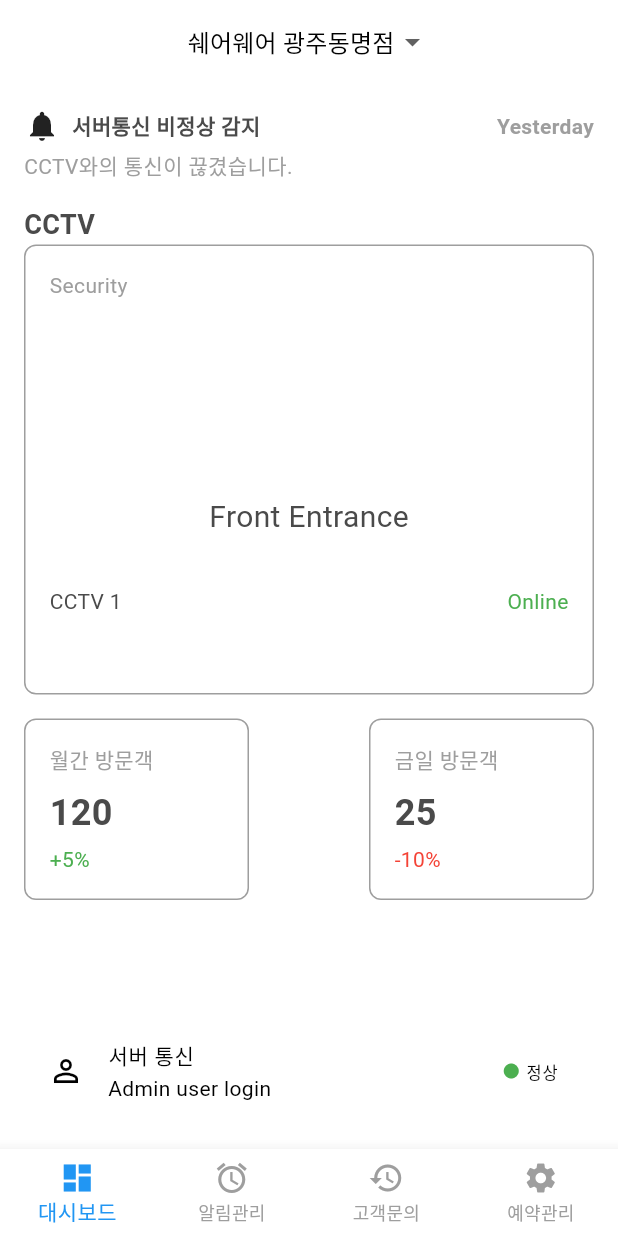
After one commit to eun-young2/ShareWare, a Flutter app: the CCTVPage screen opened directly, on a phone screen of 412 x 824 dp. The commit adds this screen. Run offline on Flutter 3.47's test engine with Material 3 defaults, Android fonts, the phone set to English and light mode, and no system bars; our stand-ins replace flutter_dotenv, geolocator, image_picker, shared_preferences, webview_flutter; missing offline and left inert: flutter_vlc_player, kakaomap_webview; accounts and stored records are empty; network calls fail.

Commit message:
관리자 페이지 제작  -규민

```diff
--- /dev/null
+++ b/Frontend/shareware/lib/admin_main_page.dart
@@ -0,0 +1,211 @@
+import 'package:flutter/material.dart';
+import 'reservation_page.dart'; // 추가된 부분
+
+void main() {
+  runApp(AdminMainPage());
+}
+
+class AdminMainPage extends StatelessWidget {
+  @override
+  Widget build(BuildContext context) {
+    return MaterialApp(
+      home: CCTVPage(),
+    );
+  }
+}
+
+class CCTVPage extends StatefulWidget {
+  @override
+  _CCTVPageState createState() => _CCTVPageState();
+}
+
+class _CCTVPageState extends State<CCTVPage> {
+  int _selectedIndex = 0;
+
+  // 페이지 목록
+  final List<Widget> _pages = [
+    CCTVPageContent(),
+    NotificationsPage(),
+    CustomerInquiryPage(),
+    ReservationPage(), // 예약 관리 페이지 추가
+  ];
+
+  void _onItemTapped(int index) {
+    setState(() {
+      _selectedIndex = index;
+    });
+  }
+
+  @override
+  Widget build(BuildContext context) {
+    return Scaffold(
+      appBar: AppBar(
+        title: Center(
+          child: DropdownButton<String>(
+            value: '쉐어웨어 광주동명점',
+            items: <String>['쉐어웨어 광주동명점', '다른 지점1', '다른 지점2'].map((String value) {
+              return DropdownMenuItem<String>(
+                value: value,
+                child: Text(value),
+              );
+            }).toList(),
+            onChanged: (_) {},
+            underline: SizedBox(),
+          ),
+        ),
+      ),
+      body: _pages[_selectedIndex], // 선택된 페이지 표시
+      bottomNavigationBar: BottomNavigationBar(
+        type: BottomNavigationBarType.fixed,
+        items: [
+          BottomNavigationBarItem(icon: Icon(Icons.dashboard), label: '대시보드'),
+          BottomNavigationBarItem(icon: Icon(Icons.access_alarm), label: '알림관리'),
+          BottomNavigationBarItem(icon: Icon(Icons.history), label: '고객문의'),
+          BottomNavigationBarItem(icon: Icon(Icons.settings), label: '예약관리'),
+        ],
+        currentIndex: _selectedIndex,
+        onTap: _onItemTapped,
+        selectedItemColor: Colors.blue,
+        unselectedItemColor: Colors.grey,
+      ),
+    );
+  }
+}
+
+// CCTV 페이지의 본문
+class CCTVPageContent extends StatelessWidget {
+  @override
+  Widget build(BuildContext context) {
+    return Padding(
+      padding: const EdgeInsets.all(16.0),
+      child: Column(
+        crossAxisAlignment: CrossAxisAlignment.start,
+        children: [
+          Row(
+            crossAxisAlignment: CrossAxisAlignment.center,
+            children: [
+              Icon(Icons.notifications),
+              SizedBox(width: 8),
+              Text(
+                '서버통신 비정상 감지',
+                style: TextStyle(fontWeight: FontWeight.bold),
+              ),
+              Spacer(),
+              Text(
+                'Yesterday',
+                style: TextStyle(color: Colors.grey, fontWeight: FontWeight.bold),
+              ),
+            ],
+          ),
+          SizedBox(height: 4),
+          Text(
+            'CCTV와의 통신이 끊겼습니다.',
+            style: TextStyle(color: Colors.grey),
+          ),
+          SizedBox(height: 16),
+          Text('CCTV', style: TextStyle(fontSize: 18, fontWeight: FontWeight.bold)),
+          Container(
+            height: 300,
+            padding: const EdgeInsets.all(16),
+            decoration: BoxDecoration(
+              border: Border.all(color: Colors.grey),
+              borderRadius: BorderRadius.circular(8),
+            ),
+            child: Column(
+              children: [
+                Row(
+                  children: [
+                    Text('Security', style: TextStyle(color: Colors.grey)),
+                  ],
+                ),
+                SizedBox(height: 130),
+                Center(
+                  child: Text('Front Entrance', style: TextStyle(fontSize: 20)),
+                ),
+                SizedBox(height: 16),
+                Divider(),
+                Row(
+                  mainAxisAlignment: MainAxisAlignment.spaceBetween,
+                  children: [
+                    Text('CCTV 1'),
+                    Text('Online', style: TextStyle(color: Colors.green)),
+                  ],
+                ),
+              ],
+            ),
+          ),
+          SizedBox(height: 16),
+          Row(
+            mainAxisAlignment: MainAxisAlignment.spaceBetween,
+            children: [
+              _buildStatisticCard('월간 방문객', '120', '+5%'),
+              _buildStatisticCard('금일 방문객', '25', '-10%'),
+            ],
+          ),
+          Spacer(),
+          Divider(),
+          ListTile(
+            leading: Icon(Icons.perm_identity),
+            title: Text('서버 통신'),
+            subtitle: Text('Admin user login'),
+            trailing: Row(
+              mainAxisSize: MainAxisSize.min,
+              children: [
+                Icon(Icons.circle, color: Colors.green, size: 12),
+                SizedBox(width: 4),
+                Text('정상'),
+              ],
+            ),
+          ),
+        ],
+      ),
+    );
+  }
+
+  Widget _buildStatisticCard(String title, String value, String change) {
+    return Container(
+      width: 150,
+      padding: const EdgeInsets.all(16),
+      decoration: BoxDecoration(
+        border: Border.all(color: Colors.grey),
+        borderRadius: BorderRadius.circular(8),
+      ),
+      child: Column(
+        crossAxisAlignment: CrossAxisAlignment.start,
+        children: [
+          Text(title, style: TextStyle(color: Colors.grey)),
+          SizedBox(height: 8),
+          Text(value, style: TextStyle(fontSize: 24, fontWeight: FontWeight.bold)),
+          SizedBox(height: 4),
+          Text(change, style: TextStyle(color: change.contains('-') ? Colors.red : Colors.green)),
+        ],
+      ),
+    );
+  }
+}
+
+// 알림 관리 페이지
+class NotificationsPage extends StatelessWidget {
+  @override
+  Widget build(BuildContext context) {
+    return Center(
+      child: Text(
+        '알림 관리 페이지',
+        style: TextStyle(fontSize: 24),
+      ),
+    );
+  }
+}
+
+// 고객 문의 페이지
+class CustomerInquiryPage extends StatelessWidget {
+  @override
+  Widget build(BuildContext context) {
+    return Center(
+      child: Text(
+        '고객 문의 페이지',
+        style: TextStyle(fontSize: 24),
+      ),
+    );
+  }
+}
--- a/Frontend/shareware/lib/login_page.dart
+++ b/Frontend/shareware/lib/login_page.dart
@@ -7,6 +7,7 @@ import 'package:shared_preferences/shared_preferences.dart'; // SharedPreference
 import 'providers/auth_provider.dart'; // AuthProvider 추가
 import 'main.dart';
 import 'signup_page.dart';
+import 'admin_main_page.dart'; // 추가
 
 class LoginPage extends StatefulWidget {
   @override
@@ -42,10 +43,6 @@ class _LoginPageState extends State<LoginPage> {
     if (response.statusCode == 200) {
       final data = jsonDecode(response.body);
 
-      // // 로그인 성공 시 토큰 저장
-      // SharedPreferences prefs = await SharedPreferences.getInstance();
-      // await prefs.setString('token', data['token']); // 토큰 저장
-
       // API 응답 로그 출력
       print("API Response: $data"); // 여기서 응답을 출력합니다.
 
@@ -72,10 +69,19 @@ class _LoginPageState extends State<LoginPage> {
       } else {
         print('로그인 성공');
         // 추가 로직 (예: 대시보드로 이동)
+        if (isAdminLogin) {
+          // 관리자로 로그인 시 관리자 메인 페이지로 이동
+          Navigator.pushReplacement(
+            context,
+            MaterialPageRoute(builder: (context) => AdminMainPage()),
+          );
+        } else {
+          // 일반 사용자 로그인 시 메인 페이지로 이동
           Navigator.pushReplacement(
             context,
             MaterialPageRoute(builder: (context) => MainPage()),
-        ); // 대시보드로 이동
+          );
+        }
       }
     } else {
       ScaffoldMessenger.of(context).showSnackBar(
@@ -106,19 +112,11 @@ class _LoginPageState extends State<LoginPage> {
         );
       } else {
         print('로그인되지 않음: ${response.body}');
-        // 로그인되지 않으면 로그인 페이지로 이동하거나 다른 처리
       }
     } else {
       print('저장된 토큰이 없습니다. 로그인이 필요합니다.');
-      // 토큰이 없을 경우 로그인 페이지로 이동하거나 다른 처리
     }
   }
-
-  // @override
-  // void initState() {
-  //   super.initState();
-  //   checkLoginStatus(); // 로그인 상태 확인
-  // }
 
   @override
   void initState() {
@@ -172,7 +170,7 @@ class _LoginPageState extends State<LoginPage> {
                   style: ElevatedButton.styleFrom(
                     backgroundColor: isAdminLogin
                         ? customGreen
-                        : customGray, // primary 대신 backgroundColor 사용
+                        : customGray,
                   ),
                   child: Text('관리자 로그인', style: TextStyle(color: Colors.white)),
                 ),
@@ -184,7 +182,7 @@ class _LoginPageState extends State<LoginPage> {
             TextField(
               controller: usernameController,
               decoration: InputDecoration(
-                labelText: isAdminLogin ? '관리자 아이디' : '아이디', // 선택에 따라 레이블 변경
+                labelText: isAdminLogin ? '관리자 아이디' : '아이디',
                 border: OutlineInputBorder(),
               ),
             ),
@@ -200,8 +198,7 @@ class _LoginPageState extends State<LoginPage> {
             SizedBox(height: 20),
             ElevatedButton(
               onPressed: () {
-                // 로그인 로직 (사용자/관리자에 따른 처리 추가 예정)
-                login();
+                login(); // 로그인 로직
               },
               child: Text('로그인'),
             ),
@@ -210,8 +207,7 @@ class _LoginPageState extends State<LoginPage> {
                 // 회원가입 페이지로 이동
                 Navigator.push(
                   context,
-                  MaterialPageRoute(
-                      builder: (context) => SignupPage()), // SignupPage로 이동
+                  MaterialPageRoute(builder: (context) => SignupPage()), // SignupPage로 이동
                 );
               },
               child: Text('회원가입'),
--- /dev/null
+++ b/Frontend/shareware/lib/reservation_page.dart
@@ -0,0 +1,18 @@
+import 'package:flutter/material.dart';
+
+class ReservationPage extends StatelessWidget {
+  @override
+  Widget build(BuildContext context) {
+    return Scaffold(
+      appBar: AppBar(
+        title: Text('예약 관리'),
+      ),
+      body: Center(
+        child: Text(
+          '여기에 예약 관리 내용을 추가하세요.',
+          style: TextStyle(fontSize: 24),
+        ),
+      ),
+    );
+  }
+}
```
Lines whose indentation alone changed are shown as unchanged.
